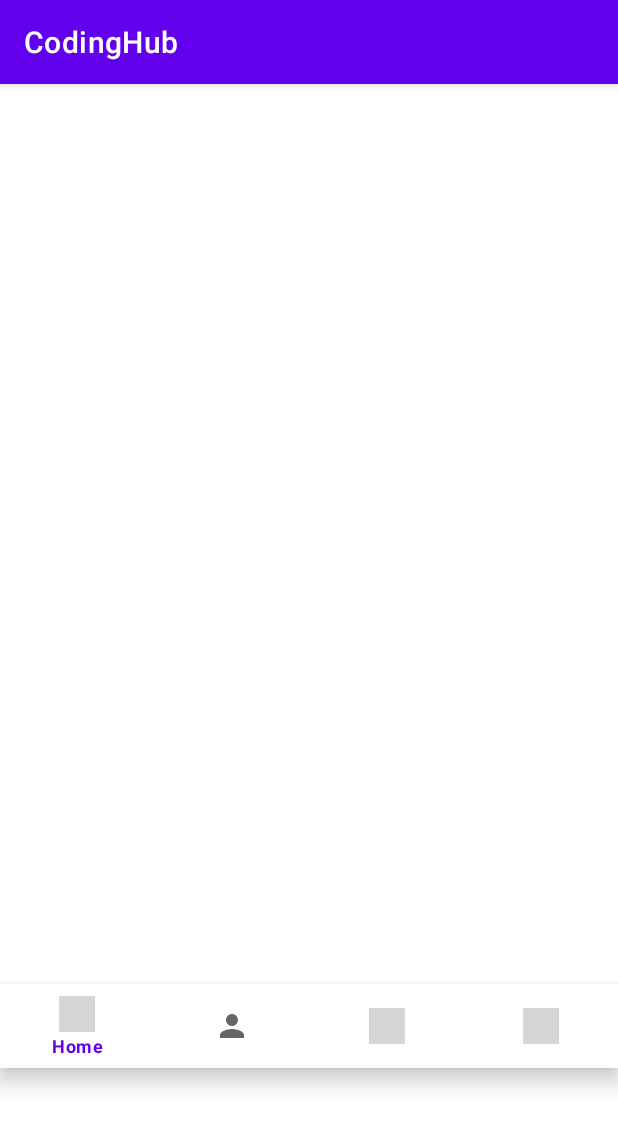
After one commit to AsgarovElchin/CodingHub, an Android app: the BottomNavigationFragment screen opened through its navigation route, on a phone screen of 412 x 824 dp. The commit adds this screen. Shown: the top 1127 px of the screen. Run offline under Robolectric (Android 15) with nearby library versions, the phone set to English and light mode, and no system bars; Roboto replaces fonts that are not available here; grey boxes are pictures that could not be loaded.

Commit message:
bottom navigation done

```diff
--- a/app/build.gradle
+++ b/app/build.gradle
@@ -37,6 +37,7 @@ android {
 }
 
 dependencies {
+
     implementation 'androidx.core:core-splashscreen:1.0.0-beta02' //splash screen
     implementation 'androidx.core:core-ktx:1.7.0'
     implementation 'androidx.appcompat:appcompat:1.4.1'
--- /dev/null
+++ b/app/src/main/java/com/elchinasgarov/codinghub/BottomNavigationFragment.kt
@@ -0,0 +1,12 @@
+package com.elchinasgarov.codinghub
+
+import android.os.Bundle
+import androidx.fragment.app.Fragment
+import android.view.LayoutInflater
+import android.view.View
+import android.view.ViewGroup
+
+
+class BottomNavigationFragment : Fragment(R.layout.fragment_bottom_navigation) {
+
+}
--- a/app/src/main/java/com/elchinasgarov/codinghub/EnterEmailFragment.kt
+++ b/app/src/main/java/com/elchinasgarov/codinghub/EnterEmailFragment.kt
@@ -1,11 +1,29 @@
 package com.elchinasgarov.codinghub
 
 import android.os.Bundle
-import androidx.fragment.app.Fragment
 import android.view.LayoutInflater
 import android.view.View
 import android.view.ViewGroup
+import androidx.fragment.app.Fragment
+import androidx.navigation.fragment.findNavController
+import com.elchinasgarov.codinghub.databinding.FragmentEnterEmailBinding
+
 
 class EnterEmailFragment : Fragment(R.layout.fragment_enter_email) {
+    private lateinit var binding : FragmentEnterEmailBinding
+    override fun onCreateView(
+        inflater: LayoutInflater,
+        container: ViewGroup?,
+        savedInstanceState: Bundle?
+    ): View? {
+        binding = FragmentEnterEmailBinding.inflate(inflater,container,false)
+        return binding.root
+    }
 
+    override fun onViewCreated(view: View, savedInstanceState: Bundle?) {
+        super.onViewCreated(view, savedInstanceState)
+        binding.resetPassword1Tv.setOnClickListener {
+            findNavController().navigate(R.id.action_enterEmailFragment_to_bottomNavigationFragment)
+        }
+    }
 }
--- a/app/src/main/java/com/elchinasgarov/codinghub/SignUpFragment.kt
+++ b/app/src/main/java/com/elchinasgarov/codinghub/SignUpFragment.kt
@@ -25,5 +25,8 @@ class SignUpFragment : Fragment(R.layout.fragment_sign_up) {
         binding.loginTv.setOnClickListener {
             findNavController().navigate(R.id.action_signUpFragment_to_loginFragment)
         }
+        binding.signUpWithEmail.setOnClickListener {
+            findNavController().navigate(R.id.action_signUpFragment_to_enterEmailFragment)
+        }
     }
 }
--- /dev/null
+++ b/app/src/main/res/drawable/personn_icon.xml
@@ -0,0 +1,10 @@
+<vector xmlns:android="http://schemas.android.com/apk/res/android"
+    android:width="24dp"
+    android:height="24dp"
+    android:viewportWidth="24"
+    android:viewportHeight="24"
+    android:tint="?attr/colorControlNormal">
+  <path
+      android:fillColor="@android:color/white"
+      android:pathData="M12,12c2.21,0 4,-1.79 4,-4s-1.79,-4 -4,-4 -4,1.79 -4,4 1.79,4 4,4zM12,14c-2.67,0 -8,1.34 -8,4v2h16v-2c0,-2.66 -5.33,-4 -8,-4z"/>
+</vector>
--- /dev/null
+++ b/app/src/main/res/layout/fragment_bottom_navigation.xml
@@ -0,0 +1,28 @@
+<?xml version="1.0" encoding="utf-8"?>
+<androidx.constraintlayout.widget.ConstraintLayout xmlns:android="http://schemas.android.com/apk/res/android"
+    xmlns:tools="http://schemas.android.com/tools"
+    android:layout_width="match_parent"
+    android:layout_height="match_parent"
+    xmlns:app="http://schemas.android.com/apk/res-auto"
+    tools:context=".BottomNavigationFragment">
+
+    <FrameLayout
+        app:layout_constraintStart_toStartOf="parent"
+        app:layout_constraintEnd_toEndOf="parent"
+        app:layout_constraintTop_toTopOf="parent"
+        android:id="@+id/fl"
+        android:layout_width="match_parent"
+        android:layout_height="600dp"/>
+
+    <com.google.android.material.bottomnavigation.BottomNavigationView
+        app:menu="@menu/bottom_nav_menu"
+        app:layout_constraintStart_toStartOf="parent"
+        app:layout_constraintEnd_toEndOf="parent"
+        app:layout_constraintTop_toBottomOf="@id/fl"
+        android:id="@+id/bnv"
+        android:layout_width="match_parent"
+        android:layout_height="wrap_content"/>
+
+
+
+</androidx.constraintlayout.widget.ConstraintLayout>
--- a/app/src/main/res/layout/fragment_enter_email.xml
+++ b/app/src/main/res/layout/fragment_enter_email.xml
@@ -8,7 +8,7 @@
     tools:context=".EnterEmailFragment">
 
     <TextView
-        android:id="@+id/what_is_your_name_tv"
+        android:id="@+id/create_a_email"
         style="@style/header"
         android:layout_width="0dp"
         android:layout_height="wrap_content"
@@ -21,7 +21,7 @@
         app:layout_constraintTop_toTopOf="parent" />
 
     <com.google.android.material.textfield.TextInputLayout
-        android:id="@+id/email_adress_layout"
+        android:id="@+id/email_layout"
         style="@style/information_editText"
         android:layout_width="0dp"
         android:layout_height="wrap_content"
@@ -30,7 +30,7 @@
         android:layout_marginEnd="16dp"
         app:layout_constraintEnd_toEndOf="parent"
         app:layout_constraintStart_toStartOf="parent"
-        app:layout_constraintTop_toBottomOf="@id/what_is_your_name_tv">
+        app:layout_constraintTop_toBottomOf="@id/create_a_email">
 
         <com.google.android.material.textfield.TextInputEditText
             android:layout_width="match_parent"
@@ -42,7 +42,7 @@
     </com.google.android.material.textfield.TextInputLayout>
 
     <com.google.android.material.button.MaterialButton
-        android:id="@+id/reset_password_2_tv"
+        android:id="@+id/reset_password_1_tv"
         style="@style/conf_button"
         android:layout_width="0dp"
         android:layout_height="wrap_content"
@@ -53,7 +53,7 @@
         android:text="@string/reset_password"
         app:layout_constraintEnd_toEndOf="parent"
         app:layout_constraintStart_toStartOf="parent"
-        app:layout_constraintTop_toBottomOf="@id/email_adress_layout" />
+        app:layout_constraintTop_toBottomOf="@id/email_layout" />
 
 
 </androidx.constraintlayout.widget.ConstraintLayout>
--- /dev/null
+++ b/app/src/main/res/menu/bottom_nav_menu.xml
@@ -0,0 +1,20 @@
+<?xml version="1.0" encoding="utf-8"?>
+<menu xmlns:android="http://schemas.android.com/apk/res/android">
+
+    <item
+        android:id="@+id/home"
+        android:icon="@drawable/home_icon"
+        android:title="Home" />
+    <item
+        android:id="@+id/profile"
+        android:icon="@drawable/personn_icon"
+        android:title="Profile" />
+    <item
+        android:id="@+id/leaderboard"
+        android:icon="@drawable/leaderboard_icon"
+        android:title="leaderboard" />
+    <item
+        android:id="@+id/settings"
+        android:icon="@drawable/settings_icon"
+        android:title="Settings" />
+</menu>
--- a/app/src/main/res/navigation/navigation_graph.xml
+++ b/app/src/main/res/navigation/navigation_graph.xml
@@ -47,5 +47,22 @@
         <action
             android:id="@+id/action_signUpFragment_to_loginFragment"
             app:destination="@id/loginFragment" />
+        <action
+            android:id="@+id/action_signUpFragment_to_enterEmailFragment"
+            app:destination="@id/enterEmailFragment" />
     </fragment>
+    <fragment
+        android:id="@+id/enterEmailFragment"
+        android:name="com.elchinasgarov.codinghub.EnterEmailFragment"
+        android:label="fragment_enter_email"
+        tools:layout="@layout/fragment_enter_email" >
+        <action
+            android:id="@+id/action_enterEmailFragment_to_bottomNavigationFragment"
+            app:destination="@id/bottomNavigationFragment" />
+    </fragment>
+    <fragment
+        android:id="@+id/bottomNavigationFragment"
+        android:name="com.elchinasgarov.codinghub.BottomNavigationFragment"
+        android:label="fragment_bottom_navigation"
+        tools:layout="@layout/fragment_bottom_navigation" />
 </navigation>
--- a/app/src/main/res/values/themes.xml
+++ b/app/src/main/res/values/themes.xml
@@ -1,6 +1,6 @@
 <resources xmlns:tools="http://schemas.android.com/tools">
     <!-- Base application theme. -->
-    <style name="Theme.CodingHub" parent="Theme.MaterialComponents.DayNight.DarkActionBar">
+    <style name="Theme.CodingHub" parent="Theme.MaterialComponents.Light.DarkActionBar">
         <!-- Primary brand color. -->
         <item name="colorPrimary">@color/purple_500</item>
         <item name="colorPrimaryVariant">@color/purple_700</item>
```
